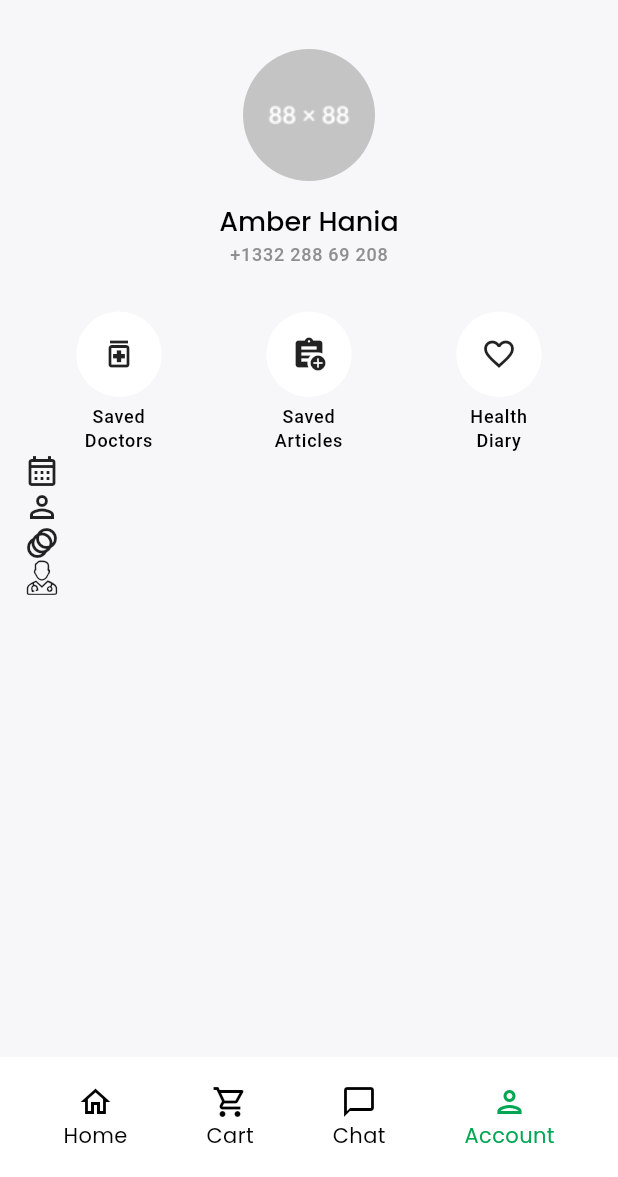
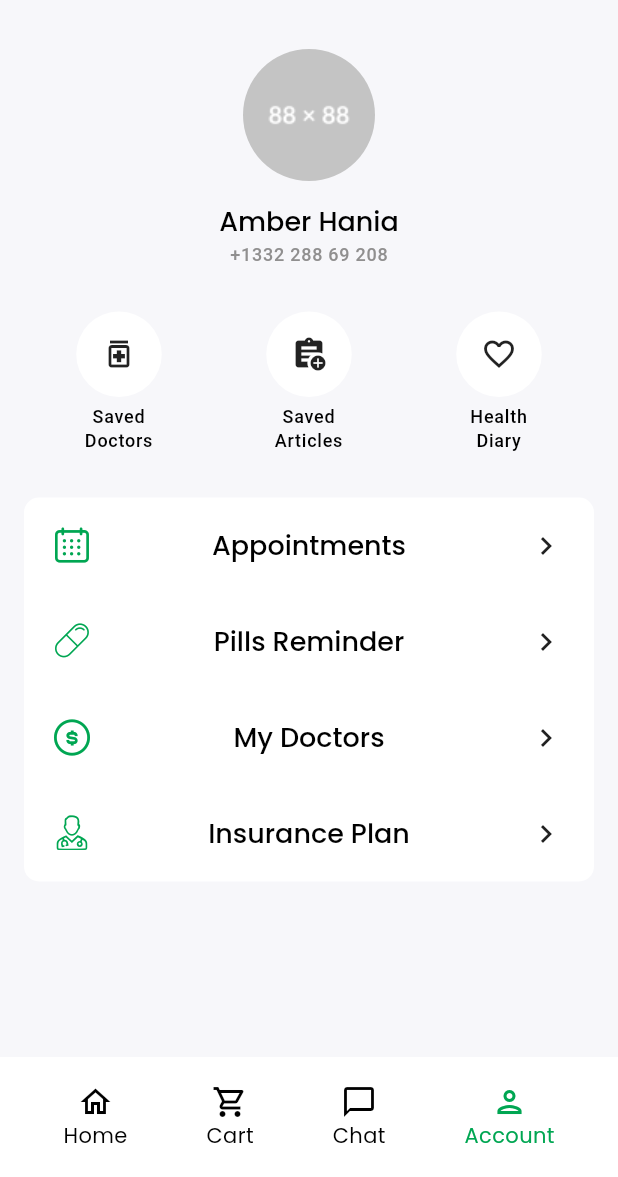
Before and after one commit to nidal1/pharmacy_app, a Flutter app: the MainScreen screen opened by its route, on a phone screen of 412 x 824 dp, the part 59-1236 px from its top. Run offline on Flutter 3.47's test engine with Material 3 defaults, Android fonts, the phone set to English and light mode, and no system bars; our stand-ins replace google_fonts, shared_preferences; accounts and stored records are empty.

Commit message:
account screen completed

```diff
--- a/lib/commons/fonts/my_flutter_app_icons.dart
+++ b/lib/commons/fonts/my_flutter_app_icons.dart
@@ -21,6 +21,12 @@ class CustomFonts {
   static const _kFontFam = 'MyFlutterApp';
   static const String? _kFontPkg = null;
 
+  static const IconData calendar =
+      IconData(0xe800, fontFamily: _kFontFam, fontPackage: _kFontPkg);
   static const IconData doctor_outlined =
       IconData(0xe801, fontFamily: _kFontFam, fontPackage: _kFontPkg);
+  static const IconData pill =
+      IconData(0xe802, fontFamily: _kFontFam, fontPackage: _kFontPkg);
+  static const IconData dolar =
+      IconData(0xe803, fontFamily: _kFontFam, fontPackage: _kFontPkg);
 }
--- a/lib/features/account/screen/account_screen.dart
+++ b/lib/features/account/screen/account_screen.dart
@@ -1,22 +1,22 @@
 import 'package:flutter/material.dart';
-import 'package:pharmacy_app/commons/accordion.dart';
 import 'package:pharmacy_app/commons/fonts/my_flutter_app_icons.dart';
+import 'package:pharmacy_app/commons/text_title_large.dart';
 import 'package:pharmacy_app/features/account/components/account_profile_details.dart';
 import 'package:pharmacy_app/features/account/components/profile_saved_item.dart';
 
 class AccountScreen extends StatelessWidget {
-  const AccountScreen({Key? key}) : super(key: key);
+  const AccountScreen({super.key});
 
   @override
   Widget build(BuildContext context) {
     return ListView(
       padding: const EdgeInsets.all(16.0),
-      children: const [
-        AccountProfileDetails(),
-        SizedBox(
+      children: [
+        const AccountProfileDetails(),
+        const SizedBox(
           height: 30,
         ),
-        Row(
+        const Row(
           mainAxisAlignment: MainAxisAlignment.spaceAround,
           children: [
             ProfileSavedItem(
@@ -33,23 +33,69 @@ class AccountScreen extends StatelessWidget {
             ),
           ],
         ),
-        Column(
+        const SizedBox(
+          height: 30,
+        ),
+        Container(
+          padding: const EdgeInsets.all(20),
+          decoration: BoxDecoration(
+              color: Colors.white, borderRadius: BorderRadius.circular(10)),
+          child: const Column(
             children: [
-            Row(
-              children: [Icon(Icons.calendar_month_outlined)],
+              AccountLinks(
+                iconData: CustomFonts.calendar,
+                title: 'Appointments',
               ),
-            Row(
-              children: [Icon(Icons.perm_identity_outlined)],
+              SizedBox(
+                height: 40,
               ),
-            Row(
-              children: [Icon(Icons.animation_outlined)],
+              AccountLinks(
+                iconData: CustomFonts.pill,
+                title: 'Pills Reminder',
               ),
-            Row(
-              children: [Icon(CustomFonts.doctor_outlined)],
+              SizedBox(
+                height: 40,
+              ),
+              AccountLinks(
+                iconData: CustomFonts.dolar,
+                title: 'My Doctors',
+              ),
+              SizedBox(
+                height: 40,
+              ),
+              AccountLinks(
+                iconData: CustomFonts.doctor_outlined,
+                title: 'Insurance Plan',
               ),
             ],
+          ),
         ),
       ],
     );
   }
 }
+
+class AccountLinks extends StatelessWidget {
+  final IconData iconData;
+  final String title;
+
+  const AccountLinks({super.key, required this.iconData, required this.title});
+
+  @override
+  Widget build(BuildContext context) {
+    return Container(
+      child: Row(
+        mainAxisAlignment: MainAxisAlignment.spaceBetween,
+        crossAxisAlignment: CrossAxisAlignment.center,
+        children: [
+          Icon(
+            iconData,
+            color: Theme.of(context).colorScheme.primary,
+          ),
+          TextTileLarge(text: title),
+          const Icon(Icons.keyboard_arrow_right)
+        ],
+      ),
+    );
+  }
+}
```
Also changed, not shown: lib/assets/fonts/MyFlutterApp.ttf, 2 other files. Lines whose indentation alone changed are shown as unchanged.
